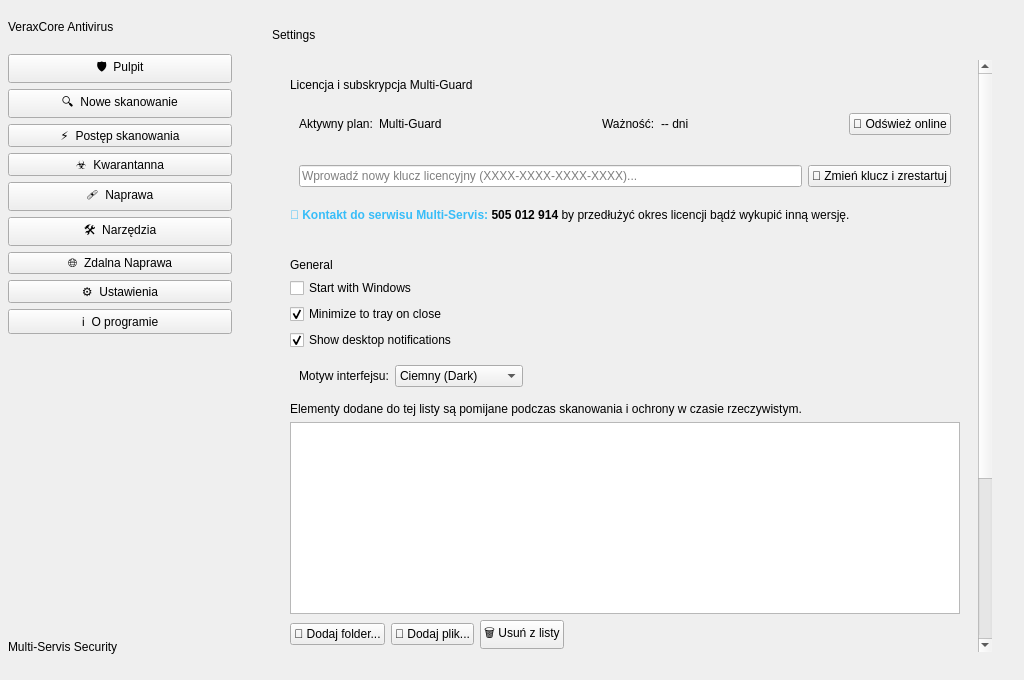
Before: the Qt Designer form src/ui/mainwindow.ui in kacperjelinski1/multi-guard, drawn with Qt 5.
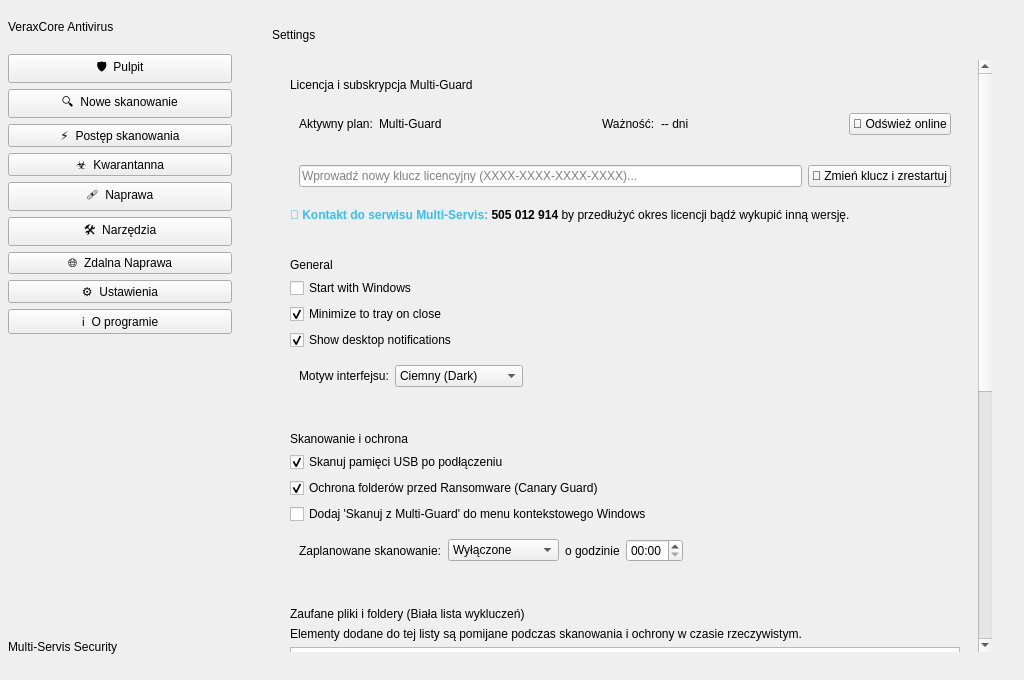
After: the same form once the commit is applied. The open tabs and pages were chosen to show the change. Icons and pictures are not drawn. Custom widgets are drawn as their Qt base class.

Commit message: fix(ui): restore cardScanning in mainwindow.ui and use tierName in MainWindow

What changed in the file:
```diff
--- a/src/ui/mainwindow.ui
+++ b/src/ui/mainwindow.ui
@@ -2438,9 +2438,125 @@
                     </layout>
                    </widget>
                   </item>
-                  
-                   <item>
-                    <widget class="QLabel" name="lblExclusionsSubtitle">
+                 </layout>
+                </widget>
+               </item>
+               <item>
+                <widget class="verax::SurfaceCard" name="cardScanning">
+                 <layout class="QVBoxLayout" name="cardScanningLayout">
+                  <item>
+                   <widget class="QLabel" name="lblScanningTitle">
+                    <property name="text">
+                     <string>Skanowanie i ochrona</string>
+                    </property>
+                   </widget>
+                  </item>
+                  <item>
+                   <widget class="QCheckBox" name="cbScanUsbOnInsert">
+                    <property name="text">
+                     <string>Skanuj pamięci USB po podłączeniu</string>
+                    </property>
+                    <property name="checked">
+                     <bool>true</bool>
+                    </property>
+                   </widget>
+                  </item>
+                  <item>
+                   <widget class="QCheckBox" name="cbRansomwareProtection">
+                    <property name="text">
+                     <string>Ochrona folderów przed Ransomware (Canary Guard)</string>
+                    </property>
+                    <property name="checked">
+                     <bool>true</bool>
+                    </property>
+                   </widget>
+                  </item>
+                  <item>
+                   <widget class="QCheckBox" name="cbContextMenu">
+                    <property name="text">
+                     <string>Dodaj 'Skanuj z Multi-Guard' do menu kontekstowego Windows</string>
+                    </property>
+                   </widget>
+                  </item>
+                  <item>
+                   <widget class="QWidget" name="rowSchedule" native="true">
+                    <layout class="QHBoxLayout" name="rowScheduleLayout">
+                     <item>
+                      <widget class="QLabel" name="lblScheduleHeader">
+                       <property name="text">
+                        <string>Zaplanowane skanowanie:</string>
+                       </property>
+                      </widget>
+                     </item>
+                     <item>
+                      <widget class="QComboBox" name="comboScheduledScan">
+                       <item>
+                        <property name="text">
+                         <string>Wyłączone</string>
+                        </property>
+                       </item>
+                       <item>
+                        <property name="text">
+                         <string>Codziennie</string>
+                        </property>
+                       </item>
+                       <item>
+                        <property name="text">
+                         <string>Cotygodniowo</string>
+                        </property>
+                       </item>
+                       <item>
+                        <property name="text">
+                         <string>Comiesięcznie</string>
+                        </property>
+                       </item>
+                      </widget>
+                     </item>
+                     <item>
+                      <widget class="QLabel" name="lblScheduleAt">
+                       <property name="text">
+                        <string>o godzinie</string>
+                       </property>
+                      </widget>
+                     </item>
+                     <item>
+                      <widget class="QTimeEdit" name="editScheduledTime">
+                       <property name="displayFormat">
+                        <string notr="true">HH:mm</string>
+                       </property>
+                      </widget>
+                     </item>
+                     <item>
+                      <spacer name="schedSp">
+                       <property name="orientation">
+                        <enum>Qt::Horizontal</enum>
+                       </property>
+                       <property name="sizeHint" stdset="0">
+                        <size>
+                         <width>0</width>
+                         <height>0</height>
+                        </size>
+                       </property>
+                      </spacer>
+                     </item>
+                    </layout>
+                   </widget>
+                  </item>
+                 </layout>
+                </widget>
+               </item>
+               <item>
+                <widget class="verax::SurfaceCard" name="cardExclusions">
+                 <layout class="QVBoxLayout" name="cardExclusionsLayout">
+                  <item>
+                   <widget class="QLabel" name="lblExclusionsTitle">
+                    <property name="text">
+                     <string>Zaufane pliki i foldery (Biała lista wykluczeń)</string>
+                    </property>
+                   </widget>
+                  </item>
+                  <item>
+                   <widget class="QLabel" name="lblExclusionsSubtitle">
                      <property name="text">
                       <string>Elementy dodane do tej listy są pomijane podczas skanowania i ochrony w czasie rzeczywistym.</string>
                      </property>
```
The commit also changes 1 other file.
